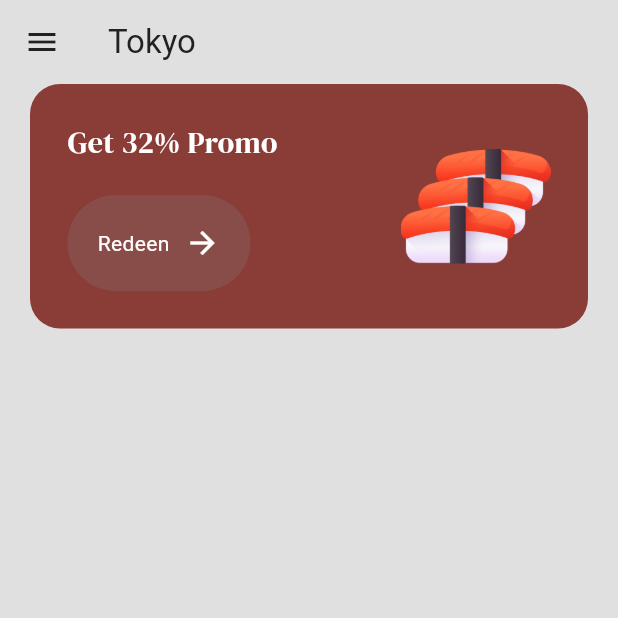
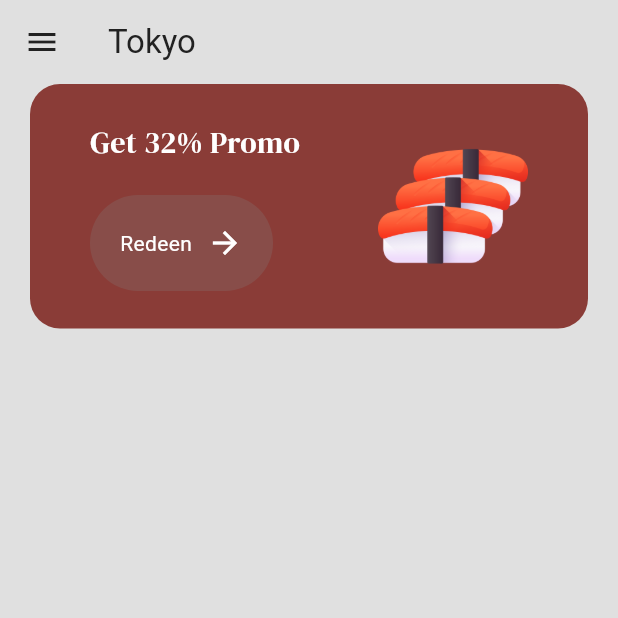
Before and after one commit to PedroH6/SushiApp, a Flutter app: the MenuPage screen opened by its route, on a phone screen of 412 x 824 dp, the top half of it. Run offline on Flutter 3.47's test engine with Material 3 defaults, Android fonts, the phone set to English and light mode, and no system bars; our stand-ins replace google_fonts.

Commit message:
trocando padding para EdgeInsets.symmetric

```diff
--- a/lib/menu_page.dart
+++ b/lib/menu_page.dart
@@ -30,7 +30,7 @@ class _MenuPageState extends State<MenuPage> {
               borderRadius: BorderRadius.circular(20),
             ),
             margin: const EdgeInsets.symmetric(horizontal: 20),
-            padding: const EdgeInsets.all(25),
+            padding: const EdgeInsets.symmetric(horizontal: 40, vertical: 25),
             child: Row(
               mainAxisAlignment: MainAxisAlignment.spaceBetween,
               children: [
```
